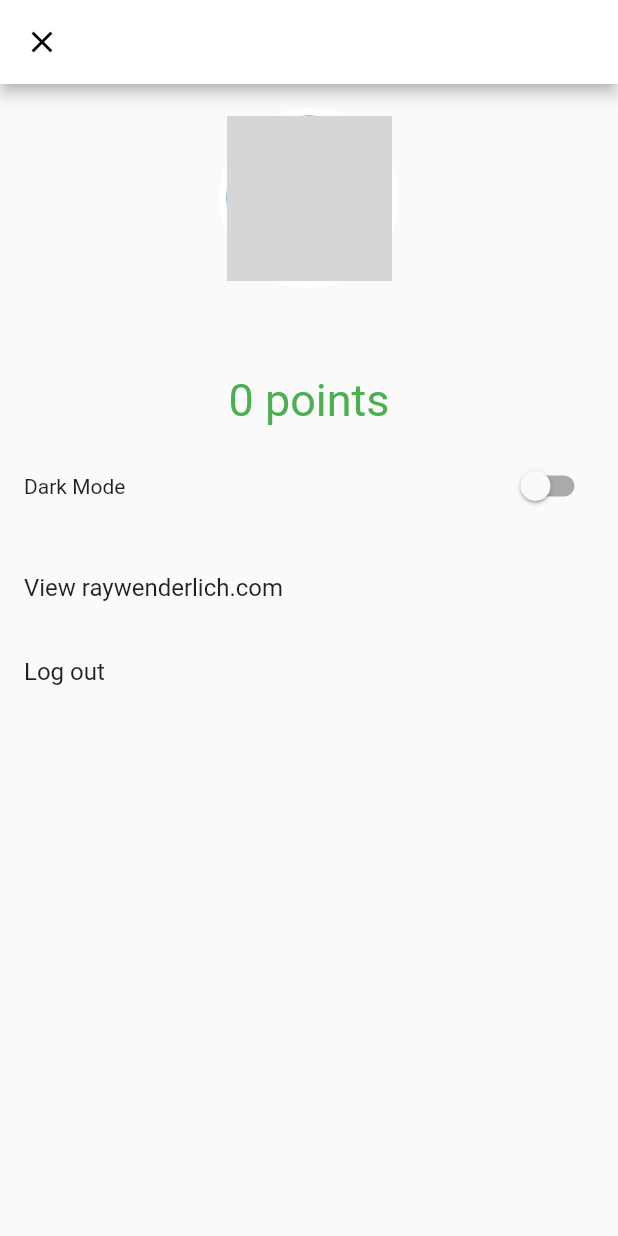
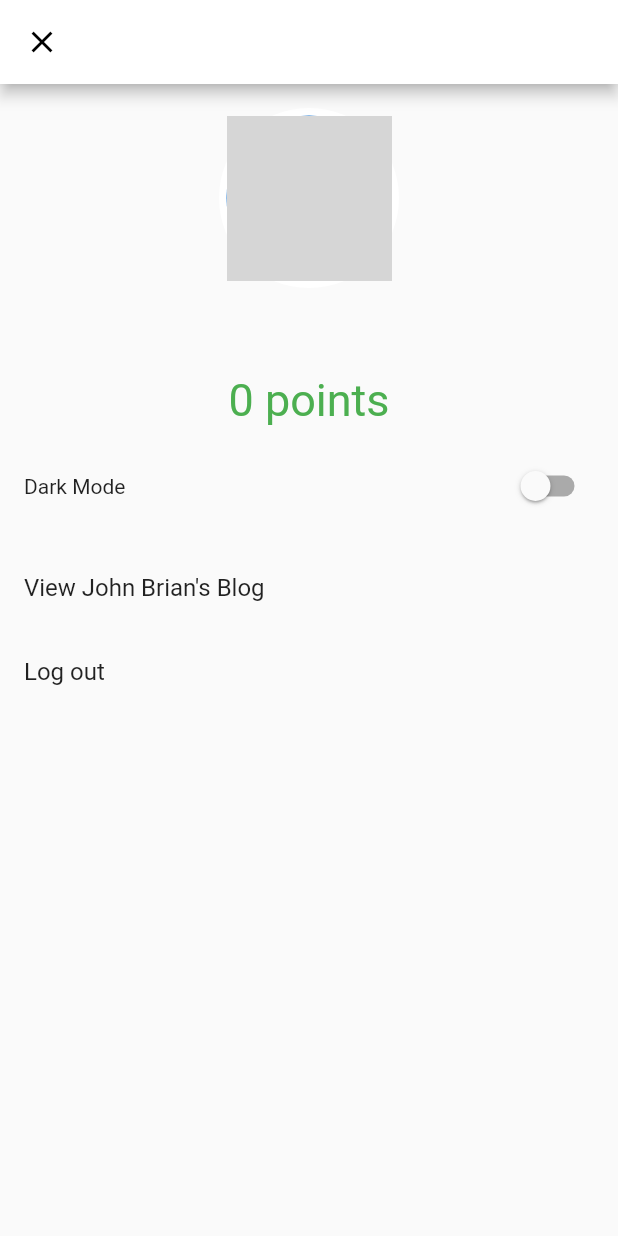
Before and after one commit to Njuguna-JohnBrian/Flutter-Foodelich-App, a Flutter app: the ProfileScreen screen opened directly with empty values, on a phone screen of 412 x 824 dp. Run offline on Flutter 3.47's test engine with Material 2 defaults, Android fonts, the phone set to English and light mode, and no system bars; our stand-ins replace flutter_colorpicker, google_fonts, smooth_page_indicator, webview_flutter; project files that could hold a hidden picture were left out; grey boxes are pictures that could not be loaded.

Commit message:
Make profile section definitive

```diff
--- a/lib/models/profile_manager.dart
+++ b/lib/models/profile_manager.dart
@@ -4,10 +4,10 @@ import 'models.dart';
 
 class ProfileManager extends ChangeNotifier {
   User get getUser => User(
-        firstName: 'Stef',
-        lastName: 'Patt',
+        firstName: 'John',
+        lastName: 'Brian',
         role: 'Flutterista',
-        profileImageUrl: 'assets/profile_pics/person_stef.jpeg',
+        profileImageUrl: 'assets/profile_pics/me-about.jpg',
         points: 100,
         darkMode: _darkMode,
       );
--- a/lib/screens/profile_screen.dart
+++ b/lib/screens/profile_screen.dart
@@ -60,7 +60,7 @@ class _ProfileScreenState extends State<ProfileScreen> {
       children: [
         buildDarkModeRow(),
         ListTile(
-          title: const Text('View raywenderlich.com'),
+          title: const Text('View John Brian\'s Blog'),
           onTap: () {
             Provider.of<ProfileManager>(context, listen: false)
                 .tapOnRaywenderlich(true);
--- a/lib/screens/webview_screen.dart
+++ b/lib/screens/webview_screen.dart
@@ -34,10 +34,10 @@ class WebViewScreenState extends State<WebViewScreen> {
   Widget build(BuildContext context) {
     return Scaffold(
       appBar: AppBar(
-        title: const Text('raywenderlich.com'),
+        title: const Text("John Brian's Blog"),
       ),
       body: const WebView(
-        initialUrl: 'https://www.raywenderlich.com/',
+        initialUrl: 'https://njuguna-johnbrian.github.io/',
       ),
     );
   }
```
Also changed, not shown: assets/profile_pics/me-about.jpg (added).
